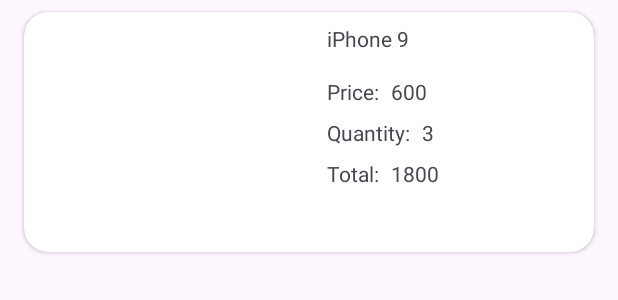
After one commit to TeraIter/Test, an Android app: the layout cart_item.xml on its own in the app's theme, with its tools: preview values and no code run, on a phone screen of 412 x 824 dp. The commit adds this screen. Shown: the top 300 px of the screen. Run offline under Robolectric (Android 15) with nearby library versions, the phone set to English and light mode, and no system bars.

Commit message:
added carts screen, recycleView, UserCartApi to main_second_fragment

```diff
--- a/app/src/main/java/com/example/test/fragments/MainFirstFragment.kt
+++ b/app/src/main/java/com/example/test/fragments/MainFirstFragment.kt
@@ -46,7 +46,6 @@ class MainFirstFragment : Fragment() {
                     binding.centerPB.visibility = View.GONE
                     binding.firstFragmentProductRV.layoutManager = LinearLayoutManager(context)
                     binding.firstFragmentProductRV.visibility = View.VISIBLE
-                    binding.firstFragmentProductRV.layoutManager = LinearLayoutManager(activity)
                 } else {
                     binding.centerPB.visibility = View.GONE
                     binding.error.visibility = View.VISIBLE
--- a/app/src/main/java/com/example/test/fragments/MainSecondFragment.kt
+++ b/app/src/main/java/com/example/test/fragments/MainSecondFragment.kt
@@ -5,8 +5,11 @@ import android.view.LayoutInflater
 import android.view.View
 import android.view.ViewGroup
 import androidx.fragment.app.Fragment
+import androidx.recyclerview.widget.LinearLayoutManager
 import com.example.test.databinding.FragmentMainSecondBinding
+import com.example.test.net.DummyJSON.userCartApi
 import com.example.test.room.DB
+import com.example.test.rv_adapters.CartAdapter
 import kotlinx.coroutines.CoroutineScope
 import kotlinx.coroutines.Dispatchers
 import kotlinx.coroutines.launch
@@ -34,7 +37,18 @@ class MainSecondFragment : Fragment() {
                 if (user == null) {
                     binding.notLoggedTv.visibility = View.VISIBLE
                 } else {
-                    binding.loggedOnTv.visibility = View.VISIBLE
+                    CoroutineScope(Dispatchers.IO).launch {
+                        val adapter = CartAdapter(userCartApi.getUserCartById(user.idServer).carts.getOrNull(0), activity)
+                        activity?.runOnUiThread {
+                            if (adapter.itemCount > 0) {
+                                binding.userCartRv.adapter = adapter
+                                binding.userCartRv.layoutManager = LinearLayoutManager(context)
+                                binding.userCartRv.visibility = View.VISIBLE
+                            } else {
+                                binding.noItemsTv.visibility = View.VISIBLE
+                            }
+                        }
+                    }
                 }
 
                 binding.progressBar3.visibility = View.GONE
--- a/app/src/main/java/com/example/test/net/Retrofit.kt
+++ b/app/src/main/java/com/example/test/net/Retrofit.kt
@@ -2,10 +2,12 @@ package com.example.test.net
 
 import com.example.test.net.api.LoginDataApi
 import com.example.test.net.api.ProductApi
+import com.example.test.net.api.UserCartApi
 import okhttp3.OkHttpClient
 import okhttp3.logging.HttpLoggingInterceptor
 import retrofit2.Retrofit
 import retrofit2.converter.gson.GsonConverterFactory
+import retrofit2.create
 
 
 object DummyJSON {
@@ -21,4 +23,5 @@ object DummyJSON {
 
     val productApi: ProductApi = retrofit.create(ProductApi::class.java)
     val loginDataApi: LoginDataApi = retrofit.create(LoginDataApi::class.java)
+    val userCartApi: UserCartApi = retrofit.create(UserCartApi::class.java)
 }
--- /dev/null
+++ b/app/src/main/java/com/example/test/net/api/UserCartApi.kt
@@ -0,0 +1,14 @@
+package com.example.test.net.api
+
+import com.example.test.net.data.CartsOfUser
+import com.example.test.net.data.Product
+import retrofit2.http.GET
+import retrofit2.http.Path
+
+interface UserCartApi {
+    @GET("carts/user/{id}")
+    suspend fun getUserCartById(@Path("id") id: Int): CartsOfUser
+
+    @GET("products/{id}?select=thumbnail")
+    suspend fun getProductThumbnailById(@Path("id") id: Int): Product
+}
--- /dev/null
+++ b/app/src/main/java/com/example/test/net/data/CartProduct.kt
@@ -0,0 +1,11 @@
+package com.example.test.net.data
+
+data class CartProduct(
+    val id: Int,
+    val title: String,
+    val price: Int,
+    val quantity: Int,
+    val total: Int,
+    val discountPercentage: Float,
+    val discountedPrice: Int
+)
--- /dev/null
+++ b/app/src/main/java/com/example/test/net/data/Carts.kt
@@ -0,0 +1,11 @@
+package com.example.test.net.data
+
+data class Carts (
+    val id: Int,
+    val products: List<CartProduct>,
+    val total: Int,
+    val discountedTotal: Int,
+    val userId: Int,
+    val totalProducts: Int,
+    val totalQuantity: Int
+)
--- /dev/null
+++ b/app/src/main/java/com/example/test/net/data/CartsOfUser.kt
@@ -0,0 +1,8 @@
+package com.example.test.net.data
+
+data class CartsOfUser(
+    val carts: List<Carts>,
+    val total: Int,
+    val skip: Int,
+    val limit: Int
+)
--- /dev/null
+++ b/app/src/main/java/com/example/test/rv_adapters/CartAdapter.kt
@@ -0,0 +1,49 @@
+package com.example.test.rv_adapters
+
+import android.app.Activity
+import android.view.LayoutInflater
+import android.view.ViewGroup
+import androidx.recyclerview.widget.RecyclerView
+import com.bumptech.glide.Glide
+import com.example.test.databinding.CartItemBinding
+import com.example.test.net.DummyJSON.userCartApi
+import com.example.test.net.data.Carts
+import kotlinx.coroutines.CoroutineScope
+import kotlinx.coroutines.Dispatchers
+import kotlinx.coroutines.launch
+
+class CartAdapter(
+    private val carts: Carts?,
+    val activity: Activity?
+): RecyclerView.Adapter<CartAdapter.CartViewHolder>() {
+
+    inner class CartViewHolder(val binding: CartItemBinding): RecyclerView.ViewHolder(binding.root)
+
+    override fun onCreateViewHolder(parent: ViewGroup, viewType: Int): CartViewHolder {
+        val layoutInflater = LayoutInflater.from(parent.context)
+        val binding = CartItemBinding.inflate(layoutInflater, parent, false)
+        return CartViewHolder(binding)
+    }
+
+    override fun onBindViewHolder(holder: CartViewHolder, position: Int) {
+        if (carts != null) {
+            holder.binding.apply {
+                titleCartProductTv.text = carts.products[position].title
+                priceCartProductTv.text = carts.products[position].price.toString()
+                quantityCartProductTv.text = carts.products[position].quantity.toString()
+                totalCartProductTv.text = carts.products[position].total.toString()
+                CoroutineScope(Dispatchers.IO).launch {
+                    val product = userCartApi.getProductThumbnailById(carts.products[position].id)
+                    activity?.runOnUiThread {
+                        Glide.with(imageCartProductIv).load(product.thumbnail)
+                            .into(imageCartProductIv)
+                    }
+                }
+            }
+        }
+    }
+
+    override fun getItemCount(): Int {
+        return carts?.products?.size ?: 0
+    }
+}
--- /dev/null
+++ b/app/src/main/res/layout/cart_item.xml
@@ -0,0 +1,98 @@
+<?xml version="1.0" encoding="utf-8"?>
+<androidx.cardview.widget.CardView xmlns:android="http://schemas.android.com/apk/res/android"
+    xmlns:app="http://schemas.android.com/apk/res-auto"
+    xmlns:tools="http://schemas.android.com/tools"
+    android:layout_width="match_parent"
+    android:layout_height="160dp"
+    android:layout_marginStart="16dp"
+    android:layout_marginTop="8dp"
+    android:layout_marginEnd="16dp"
+    android:layout_marginBottom="8dp"
+    app:cardCornerRadius="16dp">
+
+    <androidx.constraintlayout.widget.ConstraintLayout
+        android:layout_width="match_parent"
+        android:layout_height="match_parent">
+
+        <ImageView
+            android:id="@+id/imageCartProduct_iv"
+            android:layout_width="170dp"
+            android:layout_height="0dp"
+            android:layout_marginStart="16dp"
+            android:layout_marginTop="8dp"
+            android:layout_marginBottom="8dp"
+            app:layout_constraintBottom_toBottomOf="parent"
+            app:layout_constraintStart_toStartOf="parent"
+            app:layout_constraintTop_toTopOf="parent" />
+
+        <TextView
+            android:id="@+id/titleCartProduct_tv"
+            android:layout_width="0dp"
+            android:layout_height="wrap_content"
+            android:layout_marginStart="16dp"
+            android:layout_marginEnd="16dp"
+            android:ellipsize="end"
+            android:maxLines="2"
+            android:text="iPhone 9"
+            app:layout_constraintEnd_toEndOf="parent"
+            app:layout_constraintStart_toEndOf="@+id/imageCartProduct_iv"
+            app:layout_constraintTop_toTopOf="@+id/imageCartProduct_iv" />
+
+        <TextView
+            android:id="@+id/quantityCartProduct_tv"
+            android:layout_width="wrap_content"
+            android:layout_height="wrap_content"
+            android:layout_marginStart="8dp"
+            android:text="3"
+            app:layout_constraintBottom_toBottomOf="@+id/quantity_tv"
+            app:layout_constraintStart_toEndOf="@+id/quantity_tv"
+            app:layout_constraintTop_toTopOf="@+id/quantity_tv" />
+
+        <TextView
+            android:id="@+id/priceCartProduct_tv"
+            android:layout_width="wrap_content"
+            android:layout_height="wrap_content"
+            android:layout_marginStart="8dp"
+            android:text="600"
+            app:layout_constraintBottom_toBottomOf="@+id/price_tv"
+            app:layout_constraintStart_toEndOf="@+id/price_tv"
+            app:layout_constraintTop_toTopOf="@+id/price_tv" />
+
+        <TextView
+            android:id="@+id/totalCartProduct_tv"
+            android:layout_width="wrap_content"
+            android:layout_height="wrap_content"
+            android:layout_marginStart="8dp"
+            android:text="1800"
+            app:layout_constraintBottom_toBottomOf="@+id/total_tv"
+            app:layout_constraintStart_toEndOf="@+id/total_tv"
+            app:layout_constraintTop_toTopOf="@+id/total_tv" />
+
+        <TextView
+            android:id="@+id/price_tv"
+            android:layout_width="wrap_content"
+            android:layout_height="wrap_content"
+            android:layout_marginTop="16dp"
+            android:text="Price:"
+            app:layout_constraintStart_toStartOf="@+id/titleCartProduct_tv"
+            app:layout_constraintTop_toBottomOf="@+id/titleCartProduct_tv" />
+
+        <TextView
+            android:id="@+id/quantity_tv"
+            android:layout_width="wrap_content"
+            android:layout_height="wrap_content"
+            android:layout_marginTop="8dp"
+            android:text="Quantity:"
+            app:layout_constraintStart_toStartOf="@+id/price_tv"
+            app:layout_constraintTop_toBottomOf="@+id/price_tv" />
+
+        <TextView
+            android:id="@+id/total_tv"
+            android:layout_width="wrap_content"
+            android:layout_height="wrap_content"
+            android:layout_marginTop="8dp"
+            android:text="Total:"
+            app:layout_constraintStart_toStartOf="@+id/quantity_tv"
+            app:layout_constraintTop_toBottomOf="@+id/quantity_tv" />
+    </androidx.constraintlayout.widget.ConstraintLayout>
+</androidx.cardview.widget.CardView>
--- a/app/src/main/res/layout/fragment_main_second.xml
+++ b/app/src/main/res/layout/fragment_main_second.xml
@@ -2,7 +2,6 @@
 <androidx.constraintlayout.widget.ConstraintLayout xmlns:android="http://schemas.android.com/apk/res/android"
     xmlns:app="http://schemas.android.com/apk/res-auto"
     xmlns:tools="http://schemas.android.com/tools"
-    android:id="@+id/frameLayout3"
     android:layout_width="match_parent"
     android:layout_height="match_parent"
     tools:context=".fragments.MainSecondFragment">
@@ -34,15 +33,26 @@
         app:layout_constraintTop_toTopOf="parent"
         app:layout_constraintVertical_bias="0.5" />
 
+    <androidx.recyclerview.widget.RecyclerView
+        android:id="@+id/userCart_rv"
+        android:layout_width="match_parent"
+        android:layout_height="match_parent"
+        android:visibility="gone"
+        app:layout_constraintBottom_toBottomOf="parent"
+        app:layout_constraintEnd_toEndOf="parent"
+        app:layout_constraintStart_toStartOf="parent"
+        app:layout_constraintTop_toTopOf="parent" />
+
     <TextView
-        android:id="@+id/loggedOn_tv"
+        android:id="@+id/noItems_tv"
         android:layout_width="wrap_content"
         android:layout_height="wrap_content"
-        android:text="Welcome to los pollos hermanos"
+        android:text="Your cart is empty"
         android:textSize="20sp"
         android:visibility="gone"
         app:layout_constraintBottom_toBottomOf="parent"
         app:layout_constraintEnd_toEndOf="parent"
         app:layout_constraintStart_toStartOf="parent"
         app:layout_constraintTop_toTopOf="parent" />
+
 </androidx.constraintlayout.widget.ConstraintLayout>
```
